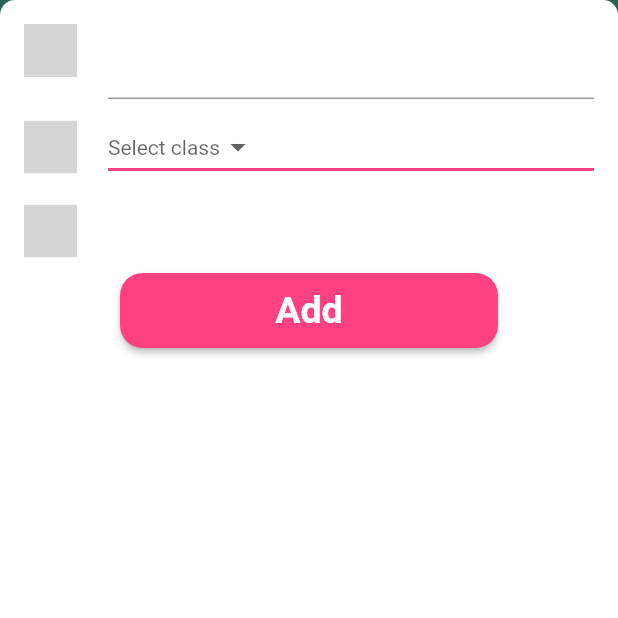
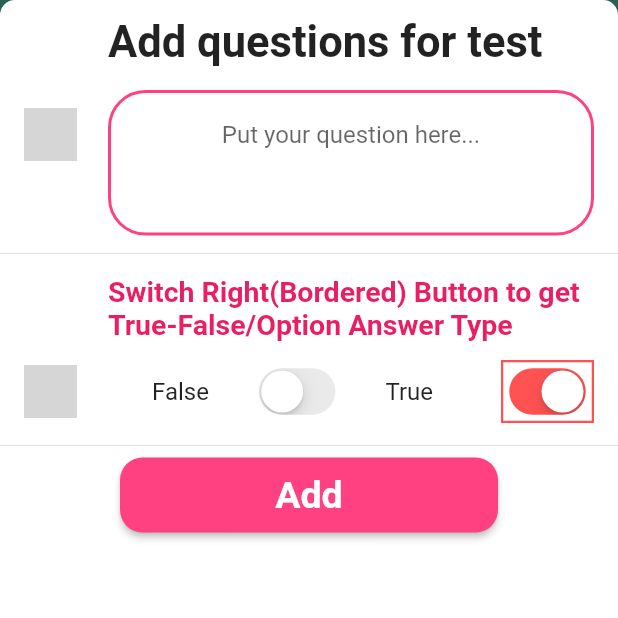
Before and after one commit to Ujjawalmaurya/KWiZ, a Flutter app: the AddTest screen opened directly, on a phone screen of 412 x 824 dp, the top half of it. Run offline on Flutter 3.47's test engine with Material 2 defaults, Android fonts, the phone set to English and light mode, and no system bars; our stand-ins replace firebase_auth, firebase_core, flutter_spinkit, rflutter_alert; missing offline and left inert: decorated_icon, firebase_auth_web, firebase_core_web; accounts and stored records are empty; grey boxes are pictures that could not be loaded.

Commit message:
More Pages Added

```diff
--- a/lib/admin/addTest.dart
+++ b/lib/admin/addTest.dart
@@ -1,4 +1,5 @@
 import 'package:decorated_icon/decorated_icon.dart';
+import 'package:flutter/cupertino.dart';
 import 'package:flutter/material.dart';
 import 'package:kwiz/constants.dart';
 
@@ -8,9 +9,10 @@ class AddTest extends StatefulWidget {
 }
 
 class _AddTestState extends State<AddTest> {
-  // final List<DropdownMenuItem<dynamic>> list = [];
+  bool isSwitched = true;
+  bool isTrue = false;
 
-  var questionOption;
+  var ansOption;
 
   @override
   Widget build(BuildContext context) {
@@ -25,23 +27,98 @@ class _AddTestState extends State<AddTest> {
                       topLeft: Radius.circular(10.0))),
               child: ListView(children: [
                 ListTile(
+                  leading: SizedBox(),
+                  trailing: SizedBox(),
+                  title: Text(
+                    "Add questions for test",
+                    style:
+                        TextStyle(fontSize: 29.0, fontWeight: FontWeight.w700),
+                  ),
+                ),
+                // !================= Question Tile===========
+                // !====================================================
+                ListTile(
                   leading: DecoratedLeadingIcon(
-                    icon: Icons.alarm_add,
+                    icon: Icons.ac_unit,
                   ),
                   title: TextFormField(
-                    maxLines: 2,
+                    decoration: InputDecoration(
+                      hintText: 'Put your question here...',
+                      focusColor: Colors.blueGrey,
+                      hoverColor: Colors.deepPurpleAccent,
+                      focusedBorder: OutlineInputBorder(
+                        borderRadius: BorderRadius.circular(15.0),
+                        borderSide: BorderSide(
+                          color: Colors.blue,
+                        ),
+                      ),
+                      enabledBorder: OutlineInputBorder(
+                        borderRadius: BorderRadius.circular(25.0),
+                        borderSide: BorderSide(
+                          color: Colors.pinkAccent,
+                          width: 2.0,
+                        ),
+                      ),
+                    ),
+                    maxLines: 3,
                     textAlign: TextAlign.center,
                   ),
                 ),
+                Divider(),
+                ListTile(
+                  leading: SizedBox(),
+                  title: Text(
+                    "Switch Right(Bordered) Button to get True-False/Option Answer Type",
+                    style: TextStyle(
+                        fontSize: 19.0,
+                        fontWeight: FontWeight.w600,
+                        color: Colors.pink),
+                  ),
+                ),
+                // !================= Answer Tile ========================
+                // !===========================================================
                 ListTile(
                   leading: DecoratedLeadingIcon(
                       icon: Icons.question_answer_outlined),
-                  title: DropdownButton<String>(
+                  // title:
+                  trailing: Container(
+                    decoration: BoxDecoration(
+                        shape: BoxShape.rectangle,
+                        border:
+                            Border.all(color: Colors.redAccent, width: 1.5)),
+                    child: CupertinoSwitch(
+                      value: isSwitched,
+                      onChanged: (value) {
+                        setState(() {
+                          isSwitched = value;
+                          print(isSwitched);
+                        });
+                      },
+                      activeColor: Colors.redAccent,
+                    ),
+                  ),
+                  title: isSwitched == true
+                      ? Row(
+                          mainAxisAlignment: MainAxisAlignment.spaceEvenly,
+                          children: [
+                            Text("False"),
+                            CupertinoSwitch(
+                                value: isTrue,
+                                onChanged: (value) {
+                                  setState(() {
+                                    isTrue = value;
+                                    print(isTrue);
+                                  });
+                                }),
+                            Text("True")
+                          ],
+                        )
+                      : DropdownButton<String>(
                           icon: Icon(Icons.arrow_drop_down),
-                    value: (this.questionOption == 'empty')
+                          value: (this.ansOption == 'empty')
                               ? null
-                        : this.questionOption,
-                    hint: Text('Select class'),
+                              : this.ansOption,
+                          hint: Text('Options..'),
                           iconSize: 24,
                           elevation: 16,
                           style: TextStyle(color: Colors.pinkAccent),
@@ -51,7 +128,7 @@ class _AddTestState extends State<AddTest> {
                           ),
                           onChanged: (String newValue) {
                             setState(() {
-                        // questionOption = newValue;
+                              ansOption = newValue;
                             });
                           },
                           items: <String>[
@@ -67,8 +144,7 @@ class _AddTestState extends State<AddTest> {
                           }).toList(),
                         ),
                 ),
-                ListTile(
-                    leading: DecoratedLeadingIcon(icon: Icons.access_alarm)),
+                Divider(),
                 Container(
                   height: 50.0,
                   margin: EdgeInsets.only(left: 80.0, right: 80.0),
--- a/lib/main.dart
+++ b/lib/main.dart
@@ -1,7 +1,9 @@
 import 'package:firebase_core/firebase_core.dart';
 import 'package:flutter/material.dart';
+import 'package:kwiz/admin/AddTestPage.dart';
 import 'package:kwiz/admin/addTest.dart';
 import 'package:kwiz/admin/adminHomePage.dart';
+import 'package:kwiz/admin/getStuDetails.dart';
 import 'package:kwiz/landingPage.dart';
 import 'package:kwiz/student/stuHomePage.dart';
 import 'package:kwiz/student/stuLoginPage.dart';
@@ -26,6 +28,8 @@ class MyApp extends StatelessWidget {
         StudentHomePage.id: (ctx) => StudentHomePage(),
         TeachersLoginPage.id: (context) => TeachersLoginPage(),
         TeachersHomePage.id: (ctx) => TeachersHomePage(),
+        AddTestPage.id: (context) => AddTestPage(),
+        GetStuInfo.id: (context) => GetStuInfo(),
       },
     );
   }
--- a/pubspec.yaml
+++ b/pubspec.yaml
@@ -13,6 +13,7 @@ dependencies:
   firebase_auth: ^0.18.4+1
   firebase_core: null
   flutter_spinkit: ^4.1.2+1
+  font_awesome_flutter: ^8.11.0
   rflutter_alert: ^1.1.0
 
 dev_dependencies:
```
Also changed, not shown: lib/admin/AddTestPage.dart (added, +30 -0 lines), lib/admin/adminHomePage.dart (+7 -5 lines), lib/admin/getStuDetails.dart (added, +19 -0 lines), 1 other file. Lines whose indentation alone changed are shown as unchanged.
